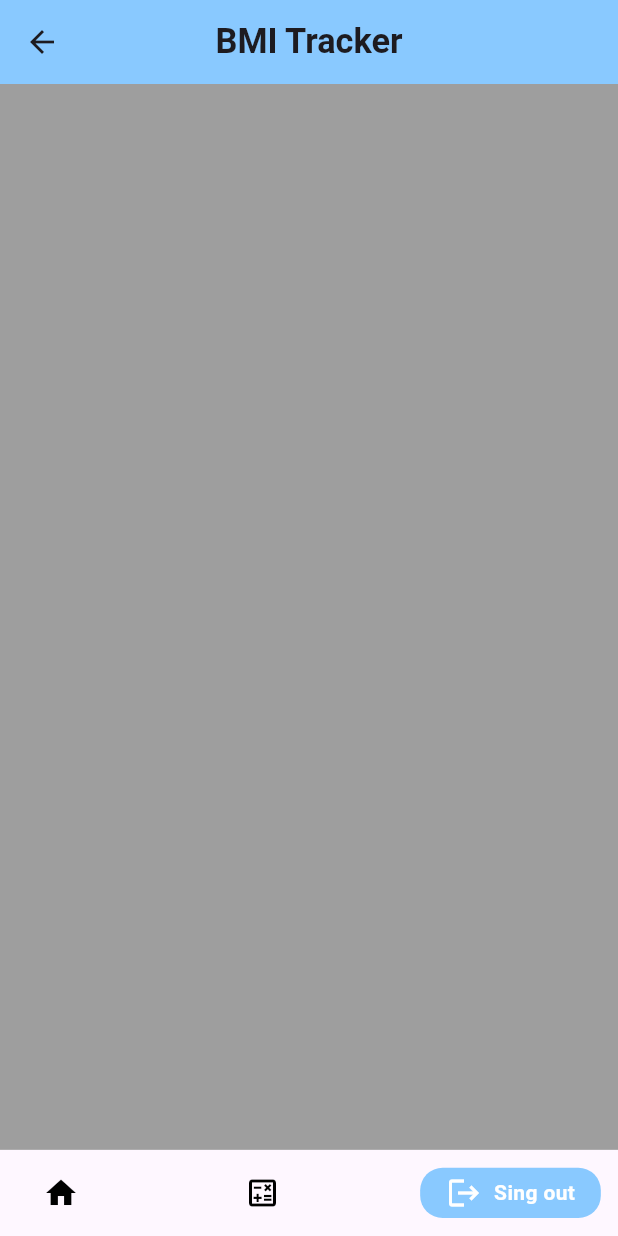
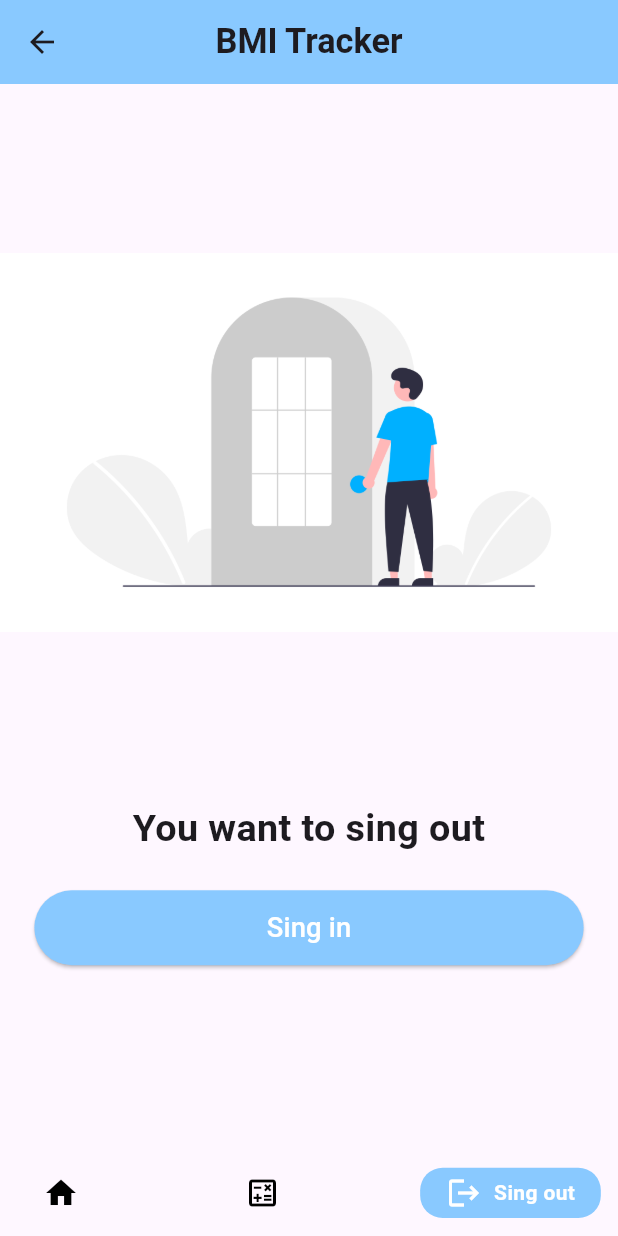
Before and after one commit to AbdelrahmanAyman1/bmi_tracker, a Flutter app: the HomeScreen screen opened by its route, item 3 of the bottom bar chosen, on a phone screen of 412 x 824 dp. Run offline on Flutter 3.47's test engine with Material 3 defaults, Android fonts, the phone set to English and light mode, and no system bars; drawn by our look-alikes of google_nav_bar; our stand-ins replace cloud_firestore, firebase_auth, firebase_core, flutter_screenutil; accounts and stored records are empty.

Commit message:
finish sing out ui

```diff
--- a/lib/screens/tabs/sing_out_tab.dart
+++ b/lib/screens/tabs/sing_out_tab.dart
@@ -1,12 +1,35 @@
+import 'package:bmi_tracker/screens/sing_in_screen.dart';
+import 'package:bmi_tracker/widgets/custom_button.dart';
+import 'package:firebase_auth/firebase_auth.dart';
 import 'package:flutter/material.dart';
+import 'package:flutter_screenutil/flutter_screenutil.dart';
 
 class SingOutTab extends StatelessWidget {
   const SingOutTab({super.key});
 
   @override
   Widget build(BuildContext context) {
-    return Container(
-      color: Colors.grey,
+    return Column(
+      crossAxisAlignment: CrossAxisAlignment.stretch,
+      children: [
+        SizedBox(height: 50.h),
+        Image.asset('assets/images/logout.png',
+            width: double.infinity.w, height: 300.h),
+        SizedBox(height: 50.h),
+        Text(
+          textAlign: TextAlign.center,
+          'You want to sing out',
+          style: TextStyle(fontSize: 22.sp, fontWeight: FontWeight.bold),
+        ),
+        SizedBox(height: 20.h),
+        Padding(
+          padding: EdgeInsets.symmetric(horizontal: 20.w),
+          child: CustomButton(
+            onPressed: () {},
+            text: 'Sing in',
+          ),
+        )
+      ],
     );
   }
 }
```
Also changed, not shown: assets/images/logout.png (added), 1 other file.
